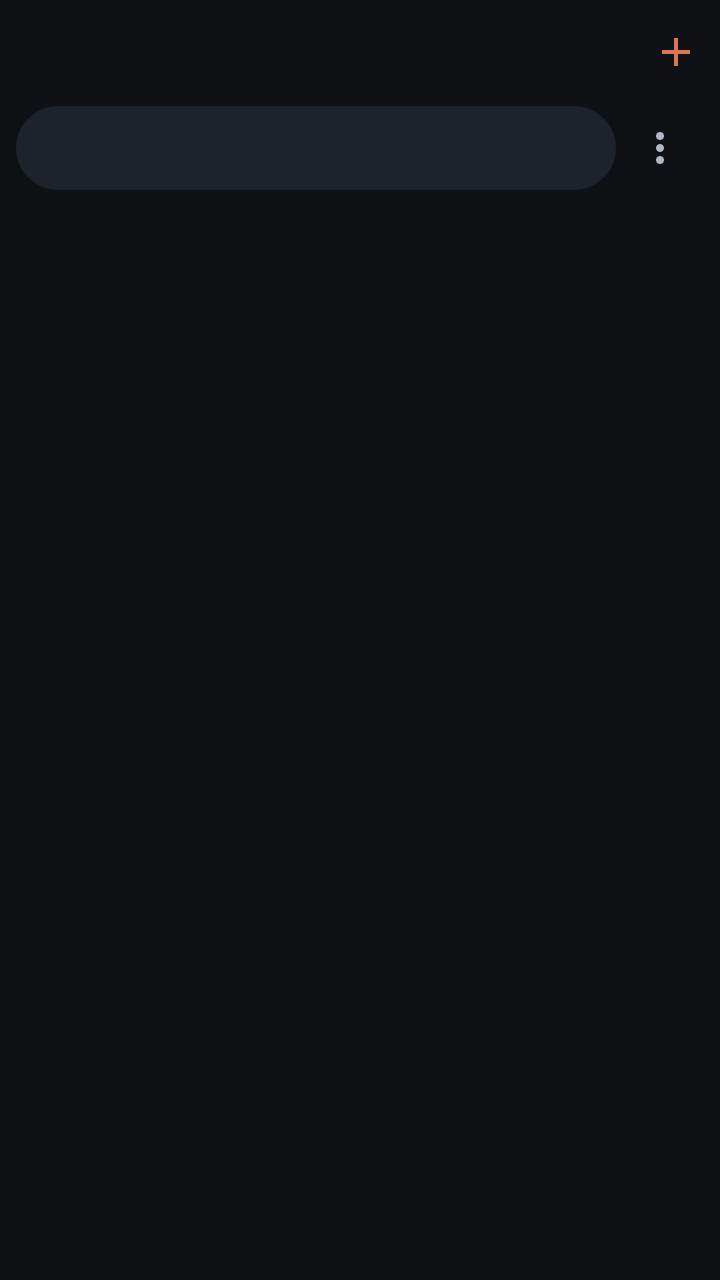
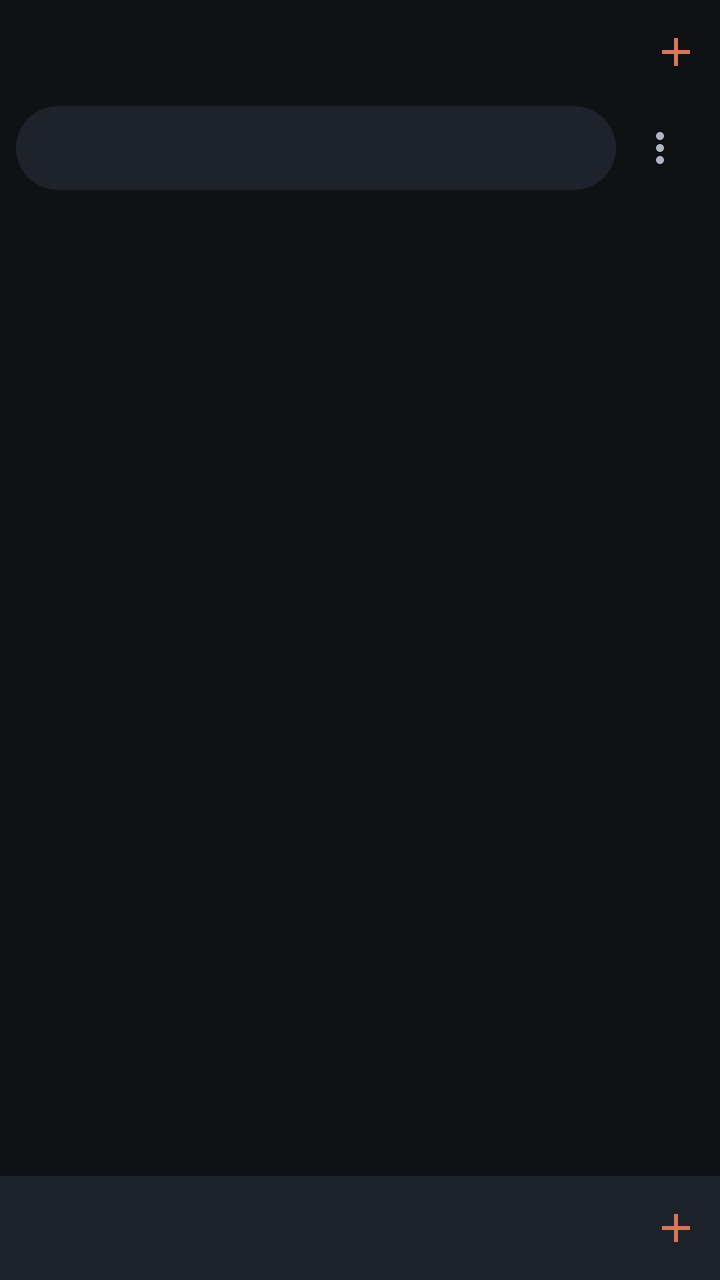

Before-and-after screenshots of an Android layout around one commit, followed by the original layout XML and the change that was made.
<!-- AndroidManifest.xml: application theme Theme.App -->
<!-- res/layout/activity_main.xml -->
<?xml version="1.0" encoding="utf-8"?>
<LinearLayout xmlns:android="http://schemas.android.com/apk/res/android"
    android:layout_width="match_parent" android:layout_height="match_parent"
    android:orientation="vertical" android:background="@color/bg">
    <LinearLayout android:layout_width="match_parent" android:layout_height="52dp"
        android:gravity="center_vertical" android:paddingStart="8dp" android:orientation="horizontal">
        <androidx.recyclerview.widget.RecyclerView android:id="@+id/rvTabs"
            android:layout_width="0dp" android:layout_height="wrap_content" android:layout_weight="1" />
        <ImageButton android:id="@+id/btnAdd" android:layout_width="44dp" android:layout_height="44dp"
            android:src="@drawable/ic_add" android:background="?attr/selectableItemBackgroundBorderless"
            android:contentDescription="Nova aba" />
    </LinearLayout>
    <LinearLayout android:layout_width="match_parent" android:layout_height="wrap_content"
        android:gravity="center_vertical" android:paddingHorizontal="8dp" android:paddingBottom="6dp"
        android:orientation="horizontal">
        <EditText android:id="@+id/urlBar" android:layout_width="0dp" android:layout_height="42dp"
            android:layout_weight="1" android:background="@drawable/bg_url" android:paddingHorizontal="16dp"
            android:singleLine="true" android:inputType="textUri" android:imeOptions="actionGo"
            android:textColor="#FFFFFF" android:textSize="14sp" android:selectAllOnFocus="true" />
        <ImageButton android:id="@+id/btnMenu" android:layout_width="44dp" android:layout_height="44dp"
            android:src="@drawable/ic_more" android:background="?attr/selectableItemBackgroundBorderless"
            android:contentDescription="Menu" />
    </LinearLayout>
    <ProgressBar android:id="@+id/progress" style="?android:attr/progressBarStyleHorizontal"
        android:layout_width="match_parent" android:layout_height="3dp" android:visibility="gone"
        android:progressTint="@color/accent" />
    <FrameLayout android:id="@+id/container" android:layout_width="match_parent"
        android:layout_height="0dp" android:layout_weight="1" />
</LinearLayout>
<!-- resources referenced by this layout -->
<resources>
  <color name="accent">#D97757</color>
  <color name="bg">#0F1115</color>
  <!-- drawable bg_url (drawable) -->
  <shape xmlns:android="http://schemas.android.com/apk/res/android" android:shape="rectangle">
      <solid android:color="@color/surface" /><corners android:radius="21dp" />
  </shape>
  <!-- drawable ic_add (drawable) -->
  <vector xmlns:android="http://schemas.android.com/apk/res/android" android:width="24dp" android:height="24dp" android:viewportWidth="24" android:viewportHeight="24">
      <path android:fillColor="#D97757" android:pathData="M19,13h-6v6h-2v-6H5v-2h6V5h2v6h6z" />
  </vector>
  <!-- drawable ic_more (drawable) -->
  <vector xmlns:android="http://schemas.android.com/apk/res/android" android:width="24dp" android:height="24dp" android:viewportWidth="24" android:viewportHeight="24">
      <path android:fillColor="#B0B6C3" android:pathData="M12,8c1.1,0 2,-0.9 2,-2s-0.9,-2 -2,-2 -2,0.9 -2,2 0.9,2 2,2zM12,10c-1.1,0 -2,0.9 -2,2s0.9,2 2,2 2,-0.9 2,-2 -0.9,-2 -2,-2zM12,16c-1.1,0 -2,0.9 -2,2s0.9,2 2,2 2,-0.9 2,-2 -0.9,-2 -2,-2z" />
  </vector>
  <style name="Theme.App" parent="Theme.Material3.Dark.NoActionBar">
          <item name="colorPrimary">@color/accent</item>
          <item name="android:windowBackground">@color/bg</item>
          <item name="android:statusBarColor">@color/bg</item>
          <item name="android:navigationBarColor">@color/bg</item>
      </style>
  <color name="surface">#1E222B</color>
</resources>

<!-- the commit's change to res/layout/activity_main.xml (unified diff, before → after) -->
@@ -24,6 +24,39 @@
     <ProgressBar android:id="@+id/progress" style="?android:attr/progressBarStyleHorizontal"
         android:layout_width="match_parent" android:layout_height="3dp" android:visibility="gone"
         android:progressTint="@color/accent" />
-    <FrameLayout android:id="@+id/container" android:layout_width="match_parent"
-        android:layout_height="0dp" android:layout_weight="1" />
+    <FrameLayout android:layout_width="match_parent" android:layout_height="0dp" android:layout_weight="1">
+        <FrameLayout android:id="@+id/container" android:layout_width="match_parent"
+            android:layout_height="match_parent" />
+        <LinearLayout android:id="@+id/overlay" android:layout_width="match_parent"
+            android:layout_height="match_parent" android:orientation="vertical"
+            android:background="@color/bg" android:clickable="true" android:focusable="true"
+            android:visibility="gone">
+            <LinearLayout android:layout_width="match_parent" android:layout_height="44dp"
+                android:gravity="center_vertical" android:paddingStart="16dp"
+                android:background="@color/surface" android:orientation="horizontal">
+                <TextView android:id="@+id/favTitle" android:layout_width="0dp"
+                    android:layout_height="wrap_content" android:layout_weight="1"
+                    android:maxLines="1" android:ellipsize="end"
+                    android:textColor="#FFFFFF" android:textSize="14sp" />
+                <ImageButton android:id="@+id/btnFavClose" android:layout_width="44dp"
+                    android:layout_height="44dp" android:src="@drawable/ic_close"
+                    android:background="?attr/selectableItemBackgroundBorderless"
+                    android:contentDescription="Fechar" />
+            </LinearLayout>
+            <ProgressBar android:id="@+id/favProgress" style="?android:attr/progressBarStyleHorizontal"
+                android:layout_width="match_parent" android:layout_height="3dp"
+                android:visibility="gone" android:progressTint="@color/accent" />
+            <FrameLayout android:id="@+id/favHost" android:layout_width="match_parent"
+                android:layout_height="0dp" android:layout_weight="1" />
+        </LinearLayout>
+    </FrameLayout>
+    <LinearLayout android:layout_width="match_parent" android:layout_height="52dp"
+        android:gravity="center_vertical" android:paddingStart="8dp"
+        android:background="@color/surface" android:orientation="horizontal">
+        <androidx.recyclerview.widget.RecyclerView android:id="@+id/rvFavs"
+            android:layout_width="0dp" android:layout_height="wrap_content" android:layout_weight="1" />
+        <ImageButton android:id="@+id/btnFavAdd" android:layout_width="44dp" android:layout_height="44dp"
+            android:src="@drawable/ic_add" android:background="?attr/selectableItemBackgroundBorderless"
+            android:contentDescription="Novo favorito" />
+    </LinearLayout>
 </LinearLayout>
<!-- resource entries referenced after the edit -->
@@ -9,6 +9,10 @@
   <!-- drawable ic_add (drawable) -->
   <vector xmlns:android="http://schemas.android.com/apk/res/android" android:width="24dp" android:height="24dp" android:viewportWidth="24" android:viewportHeight="24">
       <path android:fillColor="#D97757" android:pathData="M19,13h-6v6h-2v-6H5v-2h6V5h2v6h6z" />
+  </vector>
+  <!-- drawable ic_close (drawable) -->
+  <vector xmlns:android="http://schemas.android.com/apk/res/android" android:width="24dp" android:height="24dp" android:viewportWidth="24" android:viewportHeight="24">
+      <path android:fillColor="#B0B6C3" android:pathData="M19,6.41L17.59,5 12,10.59 6.41,5 5,6.41 10.59,12 5,17.59 6.41,19 12,13.41 17.59,19 19,17.59 13.41,12z" />
   </vector>
   <!-- drawable ic_more (drawable) -->
   <vector xmlns:android="http://schemas.android.com/apk/res/android" android:width="24dp" android:height="24dp" android:viewportWidth="24" android:viewportHeight="24">
